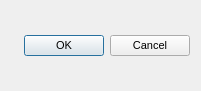
First picture: the form in main/gui_qt4/debugger/hexspinboxdialog.ui, repository mupen64plus/mupen64plus-oldsvn, before the edit.
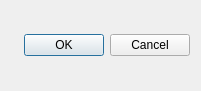
Second picture: the form after the edit.

Commit message: 1. Implemented some missing functionality int the breakpoints widget. Edit and delete breakpoint. 2. Undid some reduced font size in the register widget. 3. Made some changes in the interface to the debugger to enable messages between debugger windows. 4. Fixed some small bugs in register widget. 4. Added possibility to navigate up and down in the disassembler window. Note: I feel it is ready for a merge to trunk...

What changed in the file:
```diff
--- a/main/gui_qt4/debugger/hexspinboxdialog.ui
+++ b/main/gui_qt4/debugger/hexspinboxdialog.ui
@@ -23,11 +23,6 @@
     <layout class="QVBoxLayout" name="verticalLayout_2" >
      <item>
       <widget class="QDialogButtonBox" name="buttonBox" >
-       <property name="font" >
-        <font>
-         <pointsize>8</pointsize>
-        </font>
-       </property>
        <property name="orientation" >
         <enum>Qt::Horizontal</enum>
        </property>
```
The commit also changes 14 other files.
